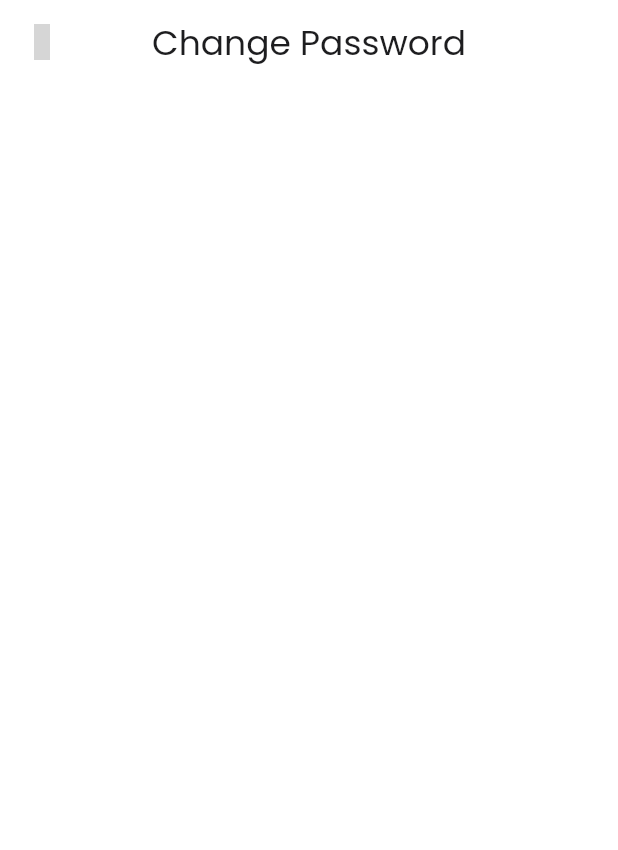
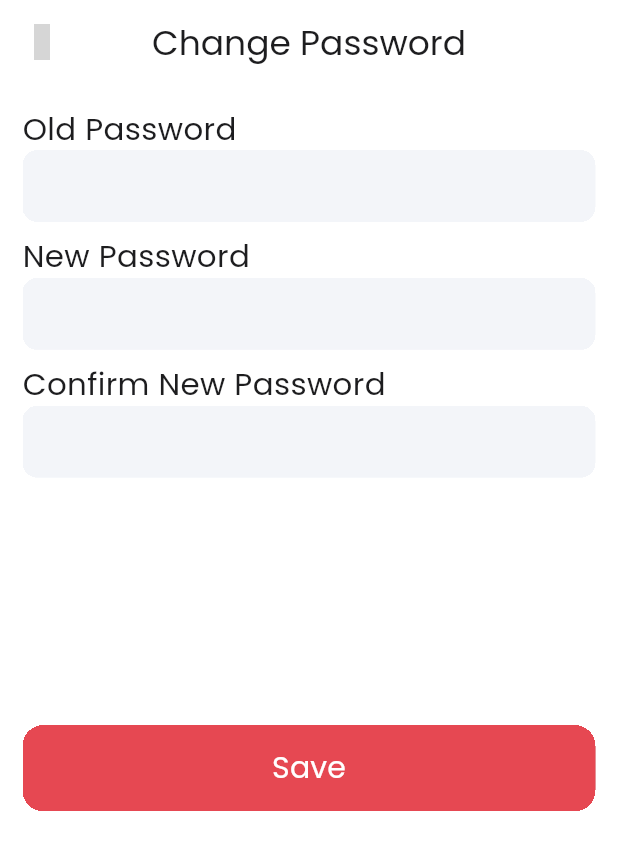
Before and after one commit to ahmedhossam1212/Carvanta, a Flutter app: the ChangePasswordScreen screen opened directly, on a phone screen of 412 x 824 dp. Shown: the top 850 px of the screen. Run offline on Flutter 3.47's test engine with Material 3 defaults, Android fonts, the phone set to English and light mode, and no system bars; our stand-ins replace flutter_svg; missing offline and left inert: enefty_icons; grey boxes are pictures that could not be loaded.

Commit message:
create ChangePassword

```diff
--- a/lib/presentation/view/screens/change_password_screen.dart
+++ b/lib/presentation/view/screens/change_password_screen.dart
@@ -1,5 +1,8 @@
 import 'package:carvanta/core/utils/app_colors.dart';
+import 'package:carvanta/core/utils/media_query_values.dart';
 import 'package:carvanta/core/utils/style_manager.dart';
+import 'package:carvanta/presentation/view/widgets/input_field.dart';
+import 'package:carvanta/presentation/view/widgets/main_button.dart';
 import 'package:enefty_icons/enefty_icons.dart';
 import 'package:flutter/material.dart';
 
@@ -11,6 +14,10 @@ class ChangePasswordScreen extends StatefulWidget {
 }
 
 class _ChangePasswordScreenState extends State<ChangePasswordScreen> {
+  TextEditingController oldPassController = TextEditingController();
+  TextEditingController newPassController = TextEditingController();
+  TextEditingController confirmPassController = TextEditingController();
+
   @override
   Widget build(BuildContext context) {
     return Scaffold(
@@ -30,6 +37,61 @@ class _ChangePasswordScreenState extends State<ChangePasswordScreen> {
         ),
         centerTitle: true,
       ),
+      body: SingleChildScrollView(
+        physics: const BouncingScrollPhysics(),
+        child: Padding(
+          padding: const EdgeInsets.all(15.0),
+          child: Column(
+            crossAxisAlignment: CrossAxisAlignment.start,
+            children: [
+              Text(
+                "Old Password",
+                style: getRegularStyle(
+                    color: AppColors.black, fontSize: context.height * 0.025),
+              ),
+              defualtFormField(context,
+                  controller: oldPassController,
+                  validate: () {},
+                  hint: "",
+                  type: TextInputType.text,
+                  width: double.infinity),
+              SizedBox(
+                height: context.height * 0.01,
+              ),
+              Text(
+                "New Password",
+                style: getRegularStyle(
+                    color: AppColors.black, fontSize: context.height * 0.025),
+              ),
+              defualtFormField(context,
+                  controller: newPassController,
+                  validate: () {},
+                  hint: "",
+                  type: TextInputType.text,
+                  width: double.infinity),
+              SizedBox(
+                height: context.height * 0.01,
+              ),
+              Text(
+                "Confirm New Password",
+                style: getRegularStyle(
+                    color: AppColors.black, fontSize: context.height * 0.025),
+              ),
+              defualtFormField(context,
+                  controller: confirmPassController,
+                  validate: () {},
+                  hint: "",
+                  type: TextInputType.text,
+                  width: double.infinity),
+              SizedBox(
+                height: context.height * 0.2,
+              ),
+              mainButton(context,
+                  onpressd: () {}, background: AppColors.red, text: "Save")
+            ],
+          ),
+        ),
+      ),
     );
   }
 }
```
